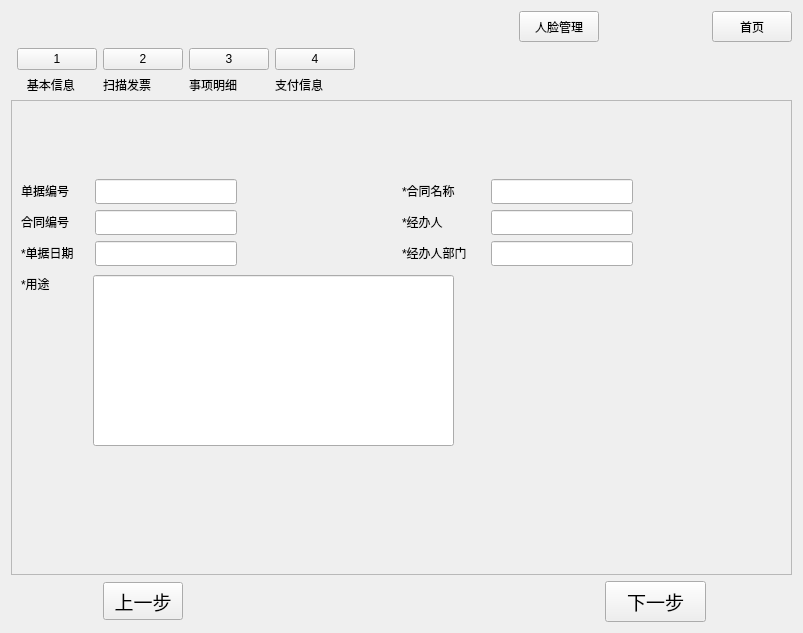
Qt form mainwindow.ui (betamake/intelligence) before a commit.
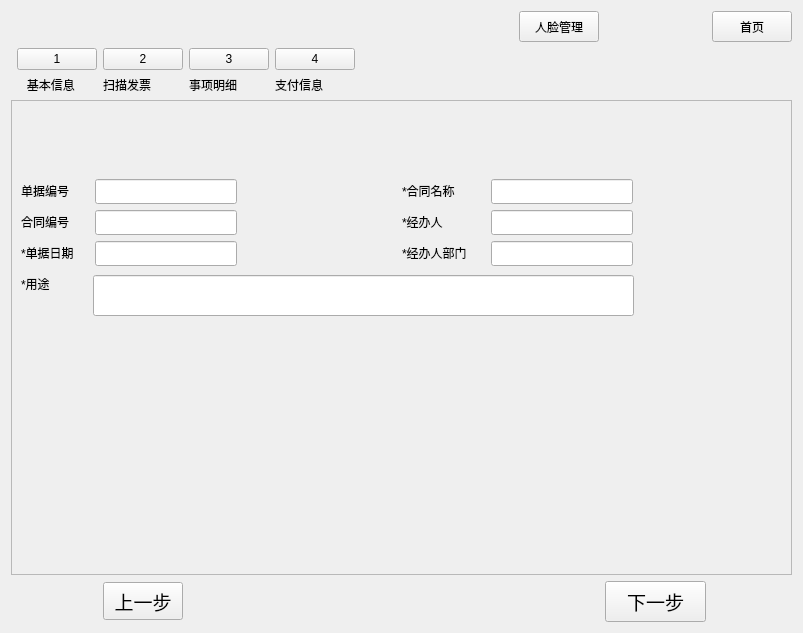
The same form after that commit. The open tabs and pages were chosen to show the change.

What changed in the file:
```diff
--- a/mainwindow.ui
+++ b/mainwindow.ui
@@ -1758,8 +1758,8 @@
         <rect>
          <x>81</x>
          <y>174</y>
-         <width>361</width>
-         <height>171</height>
+         <width>541</width>
+         <height>41</height>
         </rect>
        </property>
       </widget>
```
Left out of the diff: 2 changed lines with no effect on the pictures.
